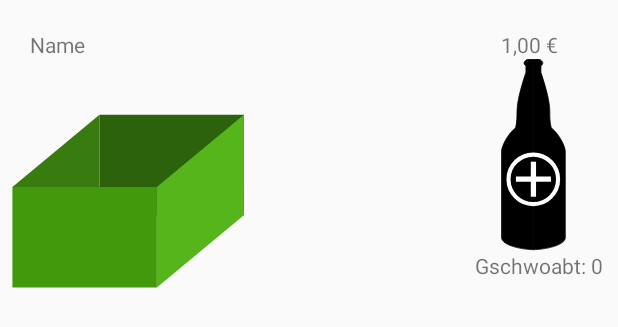
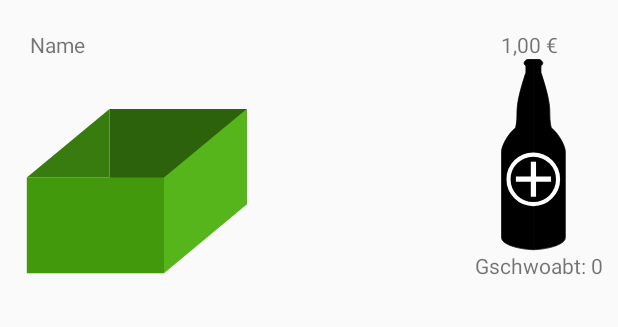
Before and after one commit to mtronicsDev/Alkchievements, an Android app: the layout alk_item.xml on its own in the app's theme, with its tools: preview values and no code run, on a phone screen of 412 x 824 dp. Shown: the top 327 px of the screen. Run offline under Robolectric (Android 15) with nearby library versions, the phone set to English and light mode, and no system bars.

Commit message:
Augenkrebs behoben

```diff
--- a/app/src/main/res/layout/alk_item.xml
+++ b/app/src/main/res/layout/alk_item.xml
@@ -20,6 +20,8 @@
             android:id="@+id/kasten"
             android:layout_alignParentTop="true"
             android:layout_alignParentStart="true"
+            android:paddingLeft="10dp"
+            android:paddingBottom="10dp"
             android:layout_weight="0.6"/>
 
     <TextView
```
